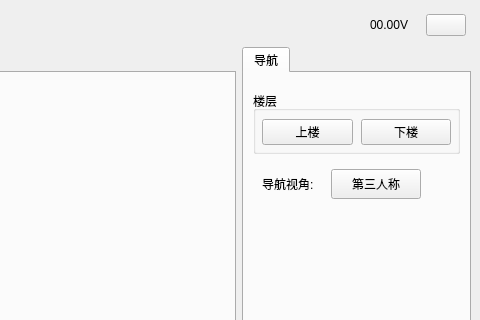
Before: the Qt Designer form ui/main_window.ui in hou080146/Ros_Qt_Rviz_GUI, drawn with Qt 5; both pictures show x 820 to 1300 and y 0 to 320 of the 1300 by 730 pixel window.
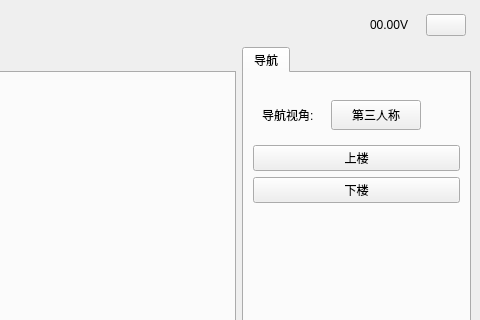
After: the same form once the commit is applied. The open tabs and pages were chosen to show the change. Icons and pictures are not drawn.

Commit message: 增加上下楼

What changed in the file:
```diff
--- a/ui/main_window.ui
+++ b/ui/main_window.ui
@@ -894,44 +894,6 @@
              <property name="rightMargin">
               <number>0</number>
              </property>
-             <item>
-              <widget class="QGroupBox" name="groupBox">
-               <property name="title">
-                <string>楼层</string>
-               </property>
-               <layout class="QHBoxLayout" name="horizontalLayout_7">
-                <property name="spacing">
-                 <number>8</number>
-                </property>
-                <property name="leftMargin">
-                 <number>6</number>
-                </property>
-                <property name="topMargin">
-                 <number>8</number>
-                </property>
-                <property name="rightMargin">
-                 <number>6</number>
-                </property>
-                <property name="bottomMargin">
-                 <number>6</number>
-                </property>
-                <item>
-                 <widget class="QPushButton" name="btn_floor_2">
-                  <property name="text">
-                   <string>上楼</string>
-                  </property>
-                 </widget>
-                </item>
-                <item>
-                 <widget class="QPushButton" name="btn_floor">
-                  <property name="text">
-                   <string>下楼</string>
-                  </property>
-                 </widget>
-                </item>
-               </layout>
-              </widget>
-             </item>
              <item>
               <widget class="QWidget" name="widget_001" native="true">
                <layout class="QHBoxLayout" name="horizontalLayout_8">
@@ -977,6 +939,20 @@
                </layout>
               </widget>
              </item>
+             <item>
+              <widget class="QPushButton" name="btn_floor">
+               <property name="text">
+                <string>上楼</string>
+               </property>
+              </widget>
+             </item>
+             <item>
+              <widget class="QPushButton" name="btn_floor_2">
+               <property name="text">
+                <string>下楼</string>
+               </property>
+              </widget>
+             </item>
              <item>
               <spacer name="verticalSpacer">
                <property name="orientation">
```
Left out of the diff: 2 changed lines with no effect on the pictures. The commit also changes 1 other file.
